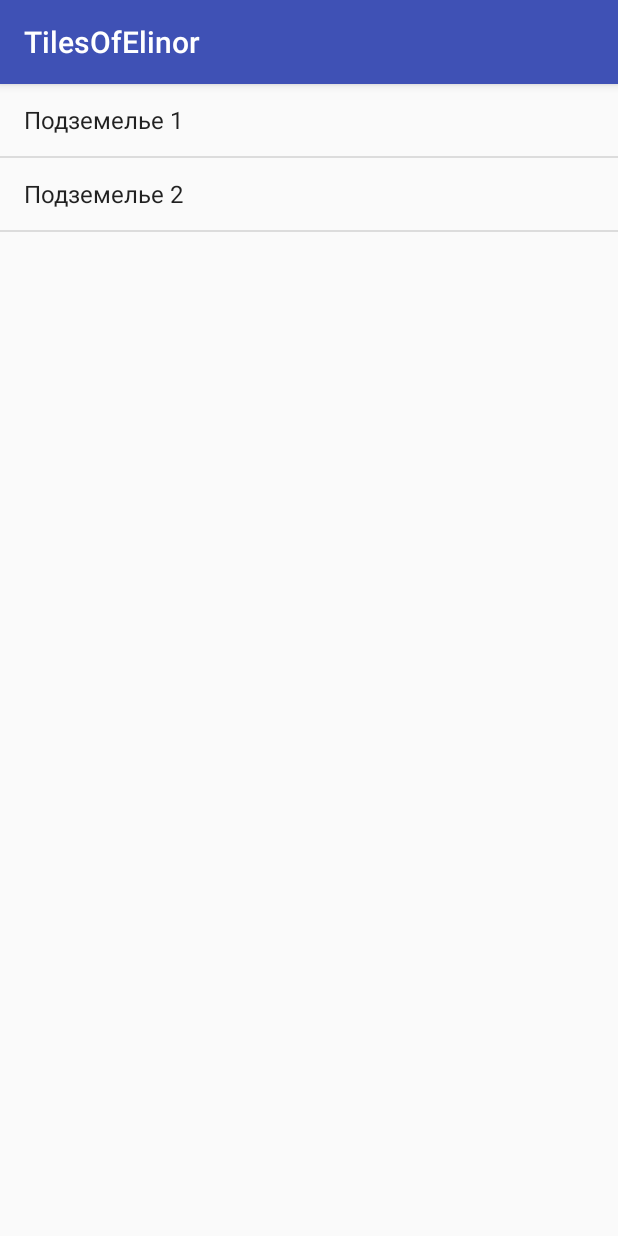
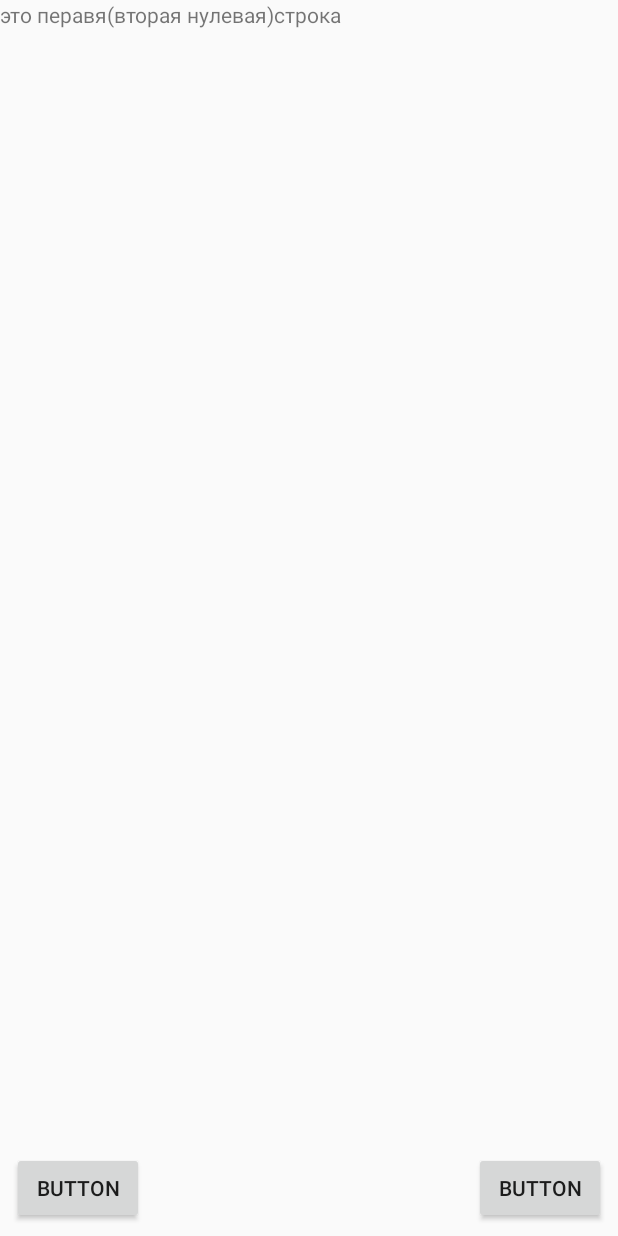
Before and after one commit to HoolyPanda/TilesOfElinor, an Android app: the screen it shows after launch (MainActivity before the commit, WelcomeToTheDungeon after it), after a tap on "Подземелье 1", on a phone screen of 412 x 824 dp. Run offline under Robolectric (Android 15) with nearby library versions, the phone set to English and light mode, and no system bars.

Commit message:
090318
Сделал рабочий движок, оптимизировал храненние данных
прикрутить выбор и картинки

```diff
--- a/app/src/main/java/com/bignerdranch/android/tilesofelinor/MainActivity.java
+++ b/app/src/main/java/com/bignerdranch/android/tilesofelinor/MainActivity.java
@@ -12,38 +12,32 @@ import android.widget.TextView;
 import android.widget.Toast;
 
 public class MainActivity extends AppCompatActivity{
-        // AppCompatActivity
     public static  String dungeon;
     @Override
     protected void onCreate(Bundle savedInstanceState) {
         super.onCreate(savedInstanceState);
         setContentView(R.layout.hello);
-
        ListView DungeonList = findViewById(R.id.dungeonlist) ;
-        String[] Dungeons = getResources().getStringArray(R.array.Dungeons);
-        ArrayAdapter<String> adapter = new ArrayAdapter<String>(this,  android.R.layout.simple_list_item_1, Dungeons);
-        DungeonList.setAdapter(adapter);
-        Main(DungeonList );
+       String[] Dungeons = getResources().getStringArray(R.array.Dungeons);
+       ArrayAdapter<String> adapter = new ArrayAdapter<String>(this,  android.R.layout.simple_list_item_1, Dungeons);
+       DungeonList.setAdapter(adapter);
+        Main(DungeonList);
     }
     public void Main(ListView DungeonList){
-       //final TextView textView1= findViewById(R.id.textView1 ) ;
         DungeonList .setOnItemClickListener(new AdapterView.OnItemClickListener() {
             @Override
             public void onItemClick(AdapterView<?> parent, View itemClicked, int position, long id) {
-                //Toast.makeText(getApplicationContext(), ((TextView) itemClicked).getText(),Toast.LENGTH_SHORT).show();
                 TextView tv = (TextView) itemClicked ;
-
                 dungeon = tv.getText().toString();
                 if (dungeon == "Подземелье1"){
                     dungeon= "K";
                 }else{dungeon= "F";}
+           ToDungeon();
             }
         });
-
     }
     public void ToDungeon(){
         Intent intent = new Intent(MainActivity.this, WelcomeToTheDungeon.class);
         startActivity(intent);
-
     }
 }
--- a/app/src/main/java/com/bignerdranch/android/tilesofelinor/WelcomeToTheDungeon.java
+++ b/app/src/main/java/com/bignerdranch/android/tilesofelinor/WelcomeToTheDungeon.java
@@ -2,25 +2,57 @@ package com.bignerdranch.android.tilesofelinor;
 
 import android.app.Activity;
 import android.os.Bundle;
+import android.view.View;
+import android.widget.ArrayAdapter;
+import android.widget.Button;
 import android.widget.TextView;
 
-/**
- * Created by Pavlo on 08.03.2018.
- */
 
 public class WelcomeToTheDungeon extends Activity {
+    int room=1;
     @Override
-    protected void onCreate(Bundle savedInstanceState) {
+    public void onCreate(Bundle savedInstanceState) {
         super.onCreate(savedInstanceState);
         setContentView(R.layout.dungeonback);
-
         Main();
     }
     public void Main(){
-        int room=1;
-       String dungeon= MainActivity .dungeon ;
-        TextView textView1= findViewById(R.id.textView1) ;
+        Button Left,Right;
+        Left = findViewById(R.id.totheleft);
+        Right= findViewById(R.id.totheright);
+        String dungeon= "@string-array/"+MainActivity .dungeon ;
+       final String[] Rooms;
+        Rooms = getResources().getStringArray(R.array.K);
 
-        textView1.setText(dungeon+room);
+        final TextView textView1= findViewById(R.id.textView1) ;
+        textView1.setText(Rooms[room]);
+        Left.setOnClickListener(new View.OnClickListener() {
+            @Override
+            public void onClick(View view) {
+               if (room == 1){
+                   room=2;
+                   textView1.setText(Rooms[room]);
+               }
+               else {room= room+(room-1);}
+                GoLeft(textView1,Rooms);
+            }
+        });
+        Right.setOnClickListener(new View.OnClickListener() {
+            @Override
+            public void onClick(View view) {
+                if (room == 1){
+                    room=2;
+                    textView1.setText(Rooms[room]);
+                }else{room=(room+room);}
+                GoRight(textView1,Rooms);
+            }});
+        }
+
+   public void GoLeft (TextView textView1, String[] Rooms){
+    //room= room+room-1;
+    textView1.setText(Rooms[room]);
+   }
+    public void GoRight(TextView textView1, String[] Rooms){
+      textView1.setText(Rooms[room]);
     }
 }
--- a/app/src/main/res/layout/dungeonback.xml
+++ b/app/src/main/res/layout/dungeonback.xml
@@ -13,4 +13,24 @@
         android:text="TextView"
 
         />
+
+    <Button
+        android:id="@+id/totheleft"
+        android:layout_width="wrap_content"
+        android:layout_height="wrap_content"
+        android:layout_marginBottom="8dp"
+        android:layout_marginStart="8dp"
+        android:text="Button"
+        app:layout_constraintBottom_toBottomOf="parent"
+        app:layout_constraintStart_toStartOf="parent" />
+
+    <Button
+        android:id="@+id/totheright"
+        android:layout_width="wrap_content"
+        android:layout_height="wrap_content"
+        android:layout_marginBottom="8dp"
+        android:layout_marginEnd="8dp"
+        android:text="Button"
+        app:layout_constraintBottom_toBottomOf="parent"
+        app:layout_constraintEnd_toEndOf="parent" />
 </android.support.constraint.ConstraintLayout>
--- a/app/src/main/res/layout/hello.xml
+++ b/app/src/main/res/layout/hello.xml
@@ -10,6 +10,7 @@
         android:orientation="vertical">
 
         <ListView
+
             android:id="@+id/dungeonlist"
             android:layout_width="wrap_content"
             android:layout_height="524dp"
--- a/app/src/main/res/values/strings.xml
+++ b/app/src/main/res/values/strings.xml
@@ -11,16 +11,21 @@
 
     </string-array>>
 
-    <string-array name="dungeon1">
-    <item>K100</item>
-    <item>K110</item>
-    <item>K200</item>
-    <item>K201</item>
-    <item>K210</item>
-    <item>K211</item>
+    <string-array name="K">
+
+        <item>Это нулевая комната</item>
+        <item>это перавя(вторая нулевая)строка</item>
+        <item>Это вторая нулевая комната </item>
+        <item> было нажато лево 2</item>
+        <item> было нажато право 3 </item>
+        <item> было нажато лево лево 4 </item>
+        <item> было нажато лево право 6 </item>
+        <item> было нажато право лево 7</item>
+        <item> было нажато право право 8</item>>
+
     </string-array>
 
-    <string-array name="dungeon2">
+    <string-array name="F">
         <item>F100</item>
         <item>F110</item>
         <item>F200</item>
```
Also changed, not shown: 73 other files.
